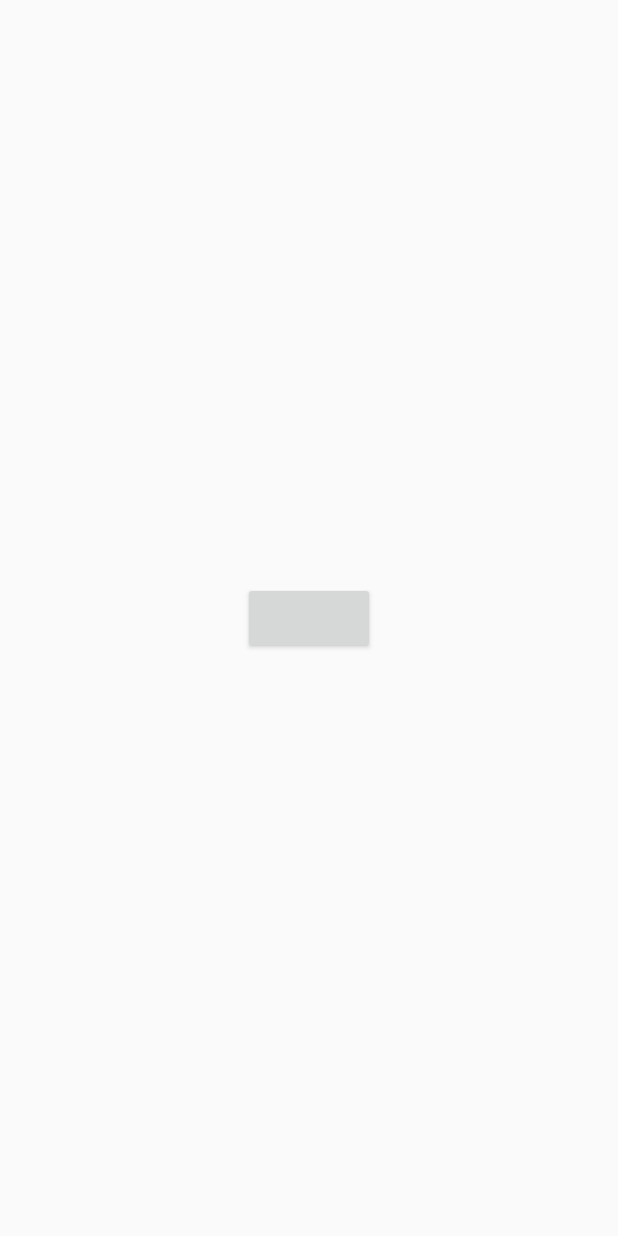
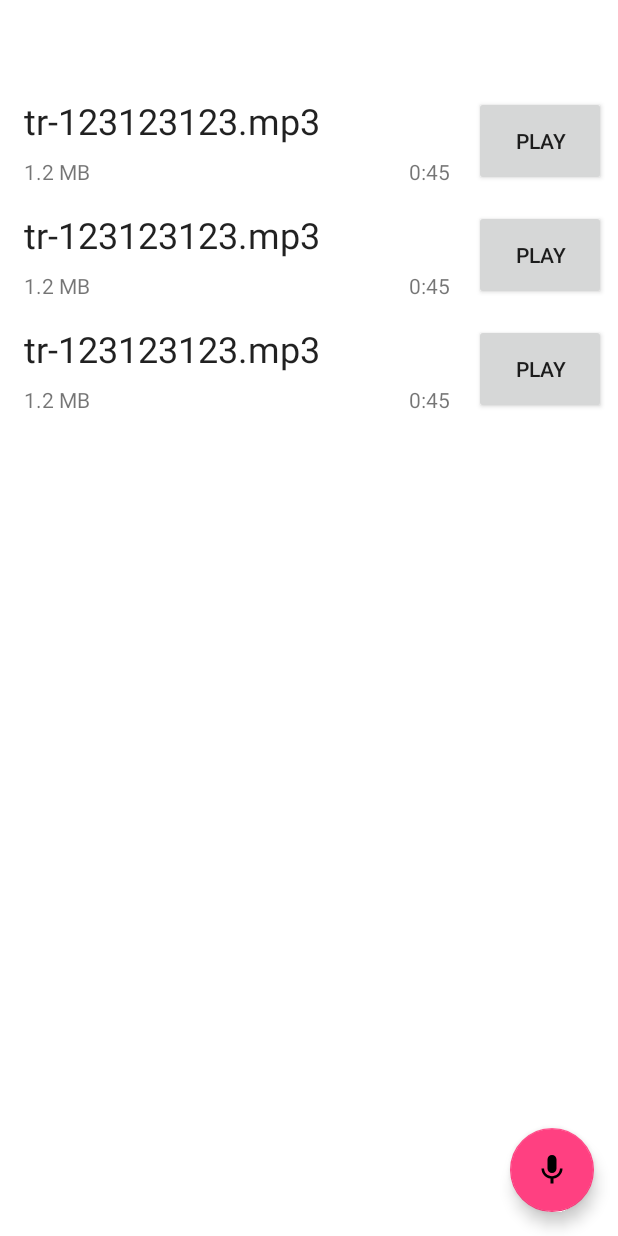
Before and after one commit to migafgarcia/tape-recorder, an Android app: the layout activity_recorder.xml on its own in the app's theme, with its tools: preview values and no code run, on a phone screen of 412 x 824 dp. Run offline under Robolectric (Android 15) with nearby library versions, the phone set to English and light mode, and no system bars.

Commit message:
Refactored UI

```diff
--- a/app/build.gradle
+++ b/app/build.gradle
@@ -22,6 +22,7 @@ dependencies {
     implementation fileTree(include: ['*.jar'], dir: 'libs')
     implementation 'com.android.support:appcompat-v7:26.1.0'
     implementation 'com.android.support.constraint:constraint-layout:1.1.3'
+    implementation 'com.android.support:design:26.1.0'
     testImplementation 'junit:junit:4.12'
     androidTestImplementation 'com.android.support.test:runner:1.0.2'
     androidTestImplementation 'com.android.support.test.espresso:espresso-core:3.0.2'
--- /dev/null
+++ b/app/src/main/java/com/migafgarcia/taperecorder/Utils.java
@@ -0,0 +1,4 @@
+package com.migafgarcia.taperecorder;
+
+public class Utils {
+}
--- /dev/null
+++ b/app/src/main/res/drawable/ic_mic_black_24dp.xml
@@ -0,0 +1,9 @@
+<vector xmlns:android="http://schemas.android.com/apk/res/android"
+        android:width="24dp"
+        android:height="24dp"
+        android:viewportWidth="24.0"
+        android:viewportHeight="24.0">
+    <path
+        android:fillColor="#FF000000"
+        android:pathData="M12,14c1.66,0 2.99,-1.34 2.99,-3L15,5c0,-1.66 -1.34,-3 -3,-3S9,3.34 9,5v6c0,1.66 1.34,3 3,3zM17.3,11c0,3 -2.54,5.1 -5.3,5.1S6.7,14 6.7,11L5,11c0,3.41 2.72,6.23 6,6.72L11,21h2v-3.28c3.28,-0.48 6,-3.3 6,-6.72h-1.7z"/>
+</vector>
--- a/app/src/main/res/layout/activity_recorder.xml
+++ b/app/src/main/res/layout/activity_recorder.xml
@@ -1,30 +1,25 @@
 <?xml version="1.0" encoding="utf-8"?>
-<android.support.constraint.ConstraintLayout xmlns:android="http://schemas.android.com/apk/res/android"
+<android.support.design.widget.CoordinatorLayout xmlns:android="http://schemas.android.com/apk/res/android"
     xmlns:app="http://schemas.android.com/apk/res-auto"
     xmlns:tools="http://schemas.android.com/tools"
     android:layout_width="match_parent"
     android:layout_height="match_parent"
-    tools:context="com.migafgarcia.taperecorder.RecorderActivity">
+    android:background="@android:color/background_light"
+    android:fitsSystemWindows="true">
 
-    <TextView
-        android:id="@+id/status_txtview"
-        android:layout_width="wrap_content"
-        android:layout_height="wrap_content"
-        android:layout_marginTop="8dp"
-        app:layout_constraintEnd_toEndOf="parent"
-        app:layout_constraintHorizontal_bias="0.5"
-        app:layout_constraintStart_toStartOf="parent"
-        app:layout_constraintTop_toBottomOf="@+id/record_btn" />
 
-    <Button
+    <android.support.v7.widget.RecyclerView
+        android:id="@+id/recordings_rv"
+        android:layout_width="match_parent"
+        android:layout_height="match_parent"
+        tools:listitem="@layout/recording_item" />
+
+    <android.support.design.widget.FloatingActionButton
         android:id="@+id/record_btn"
         android:layout_width="wrap_content"
         android:layout_height="wrap_content"
-        android:layout_marginBottom="8dp"
-        android:layout_marginTop="8dp"
-        app:layout_constraintBottom_toBottomOf="parent"
-        app:layout_constraintEnd_toEndOf="parent"
-        app:layout_constraintStart_toStartOf="parent"
-        app:layout_constraintTop_toTopOf="parent" />
+        android:layout_gravity="end|bottom"
+        android:layout_margin="16dp"
+        android:src="@drawable/ic_mic_black_24dp" />
 
-</android.support.constraint.ConstraintLayout>
+</android.support.design.widget.CoordinatorLayout>
--- /dev/null
+++ b/app/src/main/res/layout/recording_item.xml
@@ -0,0 +1,56 @@
+<?xml version="1.0" encoding="utf-8"?>
+<android.support.constraint.ConstraintLayout xmlns:android="http://schemas.android.com/apk/res/android"
+    xmlns:app="http://schemas.android.com/apk/res-auto"
+    xmlns:tools="http://schemas.android.com/tools"
+    android:layout_width="match_parent"
+    android:layout_height="wrap_content">
+
+    <TextView
+        android:id="@+id/title_txtview"
+        android:layout_width="0dp"
+        android:layout_height="wrap_content"
+        android:layout_marginEnd="16dp"
+        android:layout_marginStart="16dp"
+        android:layout_marginTop="8dp"
+        android:text="tr-123123123.mp3"
+        android:textAppearance="@style/TextAppearance.AppCompat.Headline"
+        app:layout_constraintEnd_toStartOf="@+id/play_btn"
+        app:layout_constraintStart_toStartOf="parent"
+        app:layout_constraintTop_toTopOf="parent" />
+
+    <Button
+        android:id="@+id/play_btn"
+        android:layout_width="wrap_content"
+        android:layout_height="0dp"
+        android:layout_marginBottom="8dp"
+        android:layout_marginEnd="8dp"
+        android:layout_marginTop="8dp"
+        android:text="Play"
+        app:layout_constraintBottom_toBottomOf="parent"
+        app:layout_constraintEnd_toEndOf="parent"
+        app:layout_constraintTop_toTopOf="parent" />
+
+    <TextView
+        android:id="@+id/size_txtview"
+        android:layout_width="wrap_content"
+        android:layout_height="wrap_content"
+        android:layout_marginBottom="8dp"
+        android:layout_marginStart="16dp"
+        android:layout_marginTop="8dp"
+        android:text="1.2 MB"
+        app:layout_constraintBottom_toBottomOf="parent"
+        app:layout_constraintStart_toStartOf="parent"
+        app:layout_constraintTop_toBottomOf="@+id/title_txtview" />
+
+    <TextView
+        android:id="@+id/duration_txtview"
+        android:layout_width="wrap_content"
+        android:layout_height="wrap_content"
+        android:layout_marginBottom="8dp"
+        android:layout_marginEnd="16dp"
+        android:layout_marginTop="8dp"
+        android:text="0:45"
+        app:layout_constraintBottom_toBottomOf="parent"
+        app:layout_constraintEnd_toStartOf="@+id/play_btn"
+        app:layout_constraintTop_toBottomOf="@+id/title_txtview" />
+</android.support.constraint.ConstraintLayout>
```
Also changed, not shown: app/src/main/java/com/migafgarcia/taperecorder/RecorderActivity.java (+29 -10 lines), app/src/main/java/com/migafgarcia/taperecorder/RecorderModule.java (deleted, +0 -16 lines), app/src/main/java/com/migafgarcia/taperecorder/RecorderService.java (+5 -9 lines), app/src/main/java/com/migafgarcia/taperecorder/Recording.java (added, +53 -0 lines), app/src/main/java/com/migafgarcia/taperecorder/RecordingsAdapter.java (added, +41 -0 lines), app/src/main/res/drawable/ic_mic_off_black_24dp.xml (added, +9 -0 lines).
